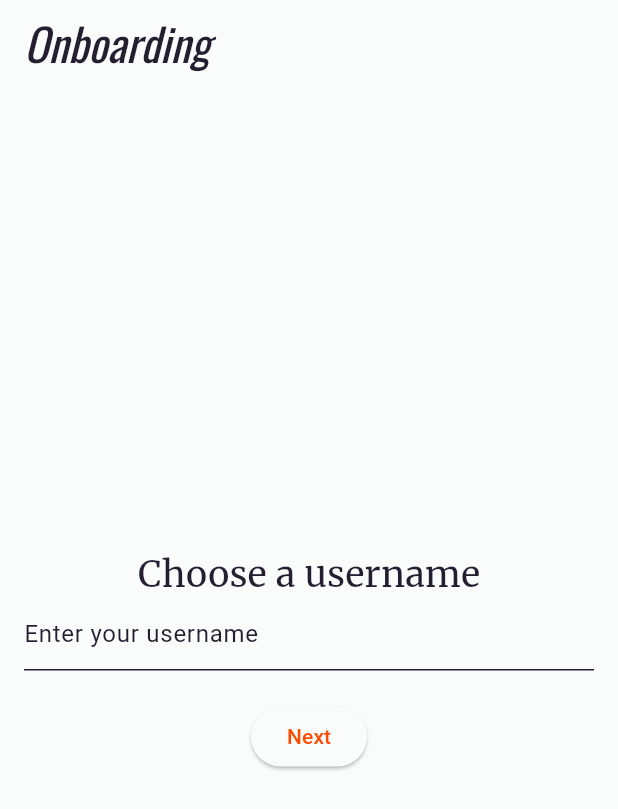
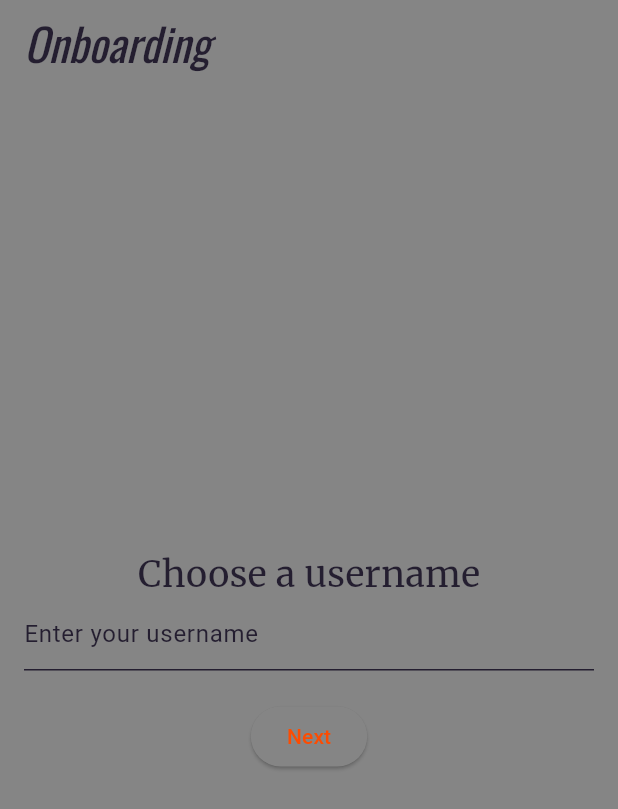
Before and after one commit to wenjebs/Runoogers, a Flutter app: the screen it shows once a user with an empty profile is signed in, after a tap on "Next", on a phone screen of 412 x 824 dp. Shown: the top 809 px of the screen. Run offline on Flutter 3.47's test engine with Material 3 defaults, Android fonts, the phone set to English and light mode, and no system bars; our stand-ins replace cloud_firestore, connectivity_plus, firebase_auth, firebase_core, firebase_storage, flutter_animate and 14 more; missing offline and left inert: flutter_facebook_auth, open_route_service; accounts and stored records are empty; generated files the repository leaves out were written again; network calls fail.

Commit message:
more color changes

```diff
--- a/lib/global_theme.dart
+++ b/lib/global_theme.dart
@@ -38,7 +38,7 @@ class GlobalThemeData {
     onSecondary: Color(0xFF322942),
     error: Colors.redAccent,
     onError: Colors.white,
-    surface: Color(0xFFFAFBFB),
+    surface: Color.fromARGB(255, 133, 133, 133),
     onSurface: Color(0xFF241E30),
     brightness: Brightness.light,
   );
@@ -50,7 +50,7 @@ class GlobalThemeData {
     onError: Colors.white,
     onPrimary: Colors.white,
     onSecondary: Colors.white,
-    onSurface: Colors.white,
+    onSurface: Color.fromARGB(255, 0, 0, 0),
     brightness: Brightness.dark,
   );
 }
--- a/lib/pages/logged_in/home_page.dart
+++ b/lib/pages/logged_in/home_page.dart
@@ -157,9 +157,9 @@ class _HomePageState extends State<HomePage> {
                   title: Text(
                     getTitle(_selectedIndex),
                   ),
-                  backgroundColor: Colors.red,
+                  backgroundColor: Theme.of(context).colorScheme.primary,
                 ),
-          backgroundColor: Colors.red,
+          backgroundColor: Theme.of(context).colorScheme.onSurface,
           body: _selectedIndex == 5 && !trainingOnboarded
               ? const TrainingOnboardingPage()
               : _pages[_selectedIndex],
--- a/lib/pages/logged_in/profile_page/profile_widgets/components/run_achievement_button.dart
+++ b/lib/pages/logged_in/profile_page/profile_widgets/components/run_achievement_button.dart
@@ -13,6 +13,10 @@ class RunAchievementButton extends ConsumerWidget {
         width: MediaQuery.of(context).size.width * 0.9,
         height: 52,
         decoration: BoxDecoration(
+          border: Border.all(
+            color: Theme.of(context).colorScheme.onSecondary,
+            width: 2,
+          ),
           color: Theme.of(context).colorScheme.secondary,
           borderRadius: BorderRadius.circular(90),
         ),
```
